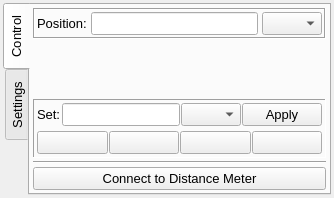
Old version of the form LoggingTool_Manager/Widgets/distance_meter_widget.ui in the repository Osechkin/LoggingTool_Manager3.
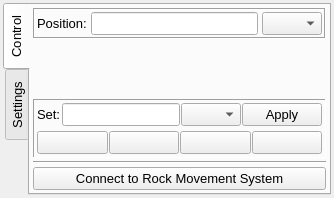
New version of the form.

Commit message: Step Motor control system

```diff
--- a/LoggingTool_Manager/Widgets/distance_meter_widget.ui
+++ b/LoggingTool_Manager/Widgets/distance_meter_widget.ui
@@ -69,7 +69,7 @@
        <item row="5" column="0">
         <widget class="QPushButton" name="pbtConnect">
          <property name="text">
-          <string>Connect to Distance Meter</string>
+          <string>Connect to Rock Movement System</string>
          </property>
          <property name="checkable">
           <bool>true</bool>
```
The commit also changes 12 other files.
